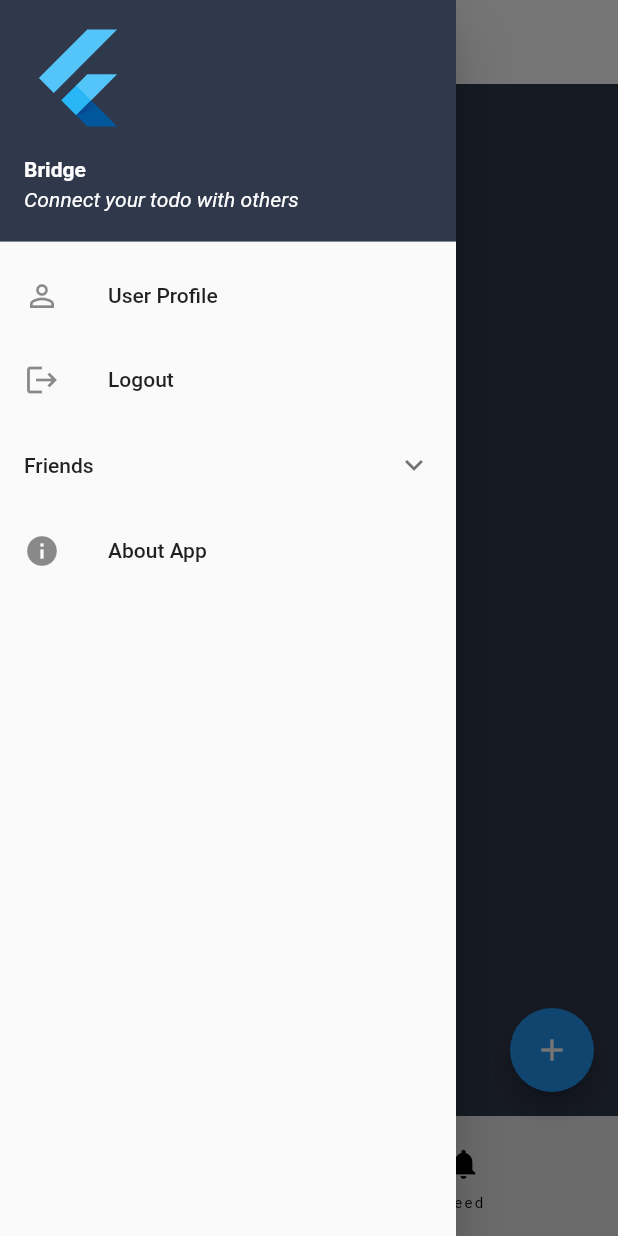
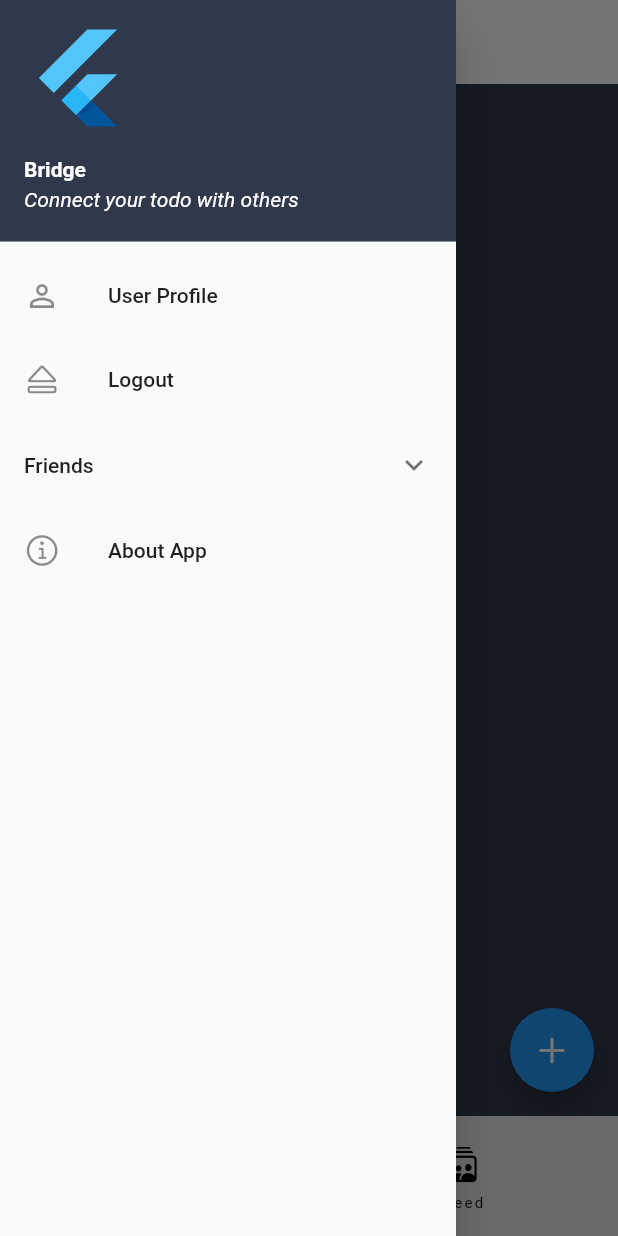
Before and after one commit to coleenagsao/flutter-shared-todo, a Flutter app: the screen it shows once a user with an empty profile is signed in, with the side drawer open, on a phone screen of 412 x 824 dp. Run offline on Flutter 3.47's test engine with Material 2 defaults, Android fonts, the phone set to English and light mode, and no system bars; our stand-ins replace cloud_firestore, firebase_auth, firebase_core; accounts and stored records are empty; generated files the repository leaves out were written again; Roboto replaces fonts that are missing (Helvetica).

Commit message:
update toggle button when toggled, change icons to CupertinoIcons

```diff
--- a/lib/screens/todo_page.dart
+++ b/lib/screens/todo_page.dart
@@ -76,8 +76,9 @@ class _TodoPageState extends State<TodoPage> {
                                 color: Colors.white)),
                         Row(
                           children: [
-                            Icon(CupertinoIcons.person, color: Colors.grey),
-                            Text(todo.userId,
+                            Icon(CupertinoIcons.person_alt_circle,
+                                color: Colors.blue),
+                            Text(" ${todo.userId}",
                                 style: TextStyle(
                                     fontSize: 14,
                                     // fontWeight: FontWeight.bold,
@@ -130,7 +131,7 @@ class _TodoPageState extends State<TodoPage> {
                           );
                         },
                         icon: Icon(
-                          CupertinoIcons.pencil,
+                          CupertinoIcons.pencil_circle,
                           color: Colors.blue,
                         ),
                       ),
@@ -153,7 +154,7 @@ class _TodoPageState extends State<TodoPage> {
                                     'You can only delete your own tasks.')));
                           }
                         },
-                        icon: Icon(CupertinoIcons.delete_solid,
+                        icon: Icon(CupertinoIcons.delete_left,
                             color: Colors.blue),
                       )
                     ],
@@ -195,7 +196,6 @@ class _TodoPageState extends State<TodoPage> {
                 Provider.of<AuthProvider>(context, listen: false)
                     .userId
                     .toString();
-
             if (user.userId == currentUserId) {
               return StreamBuilder(
                 stream:
@@ -242,9 +242,9 @@ class _TodoPageState extends State<TodoPage> {
                                           color: Colors.white)),
                                   Row(
                                     children: [
-                                      Icon(CupertinoIcons.person,
-                                          color: Colors.grey),
-                                      Text(todo.userId,
+                                      Icon(CupertinoIcons.person_alt_circle,
+                                          color: Colors.blue),
+                                      Text(" ${todo.userId}",
                                           style: TextStyle(
                                               fontSize: 14,
                                               // fontWeight: FontWeight.bold,
@@ -278,7 +278,7 @@ class _TodoPageState extends State<TodoPage> {
                                     );
                                   },
                                   icon: Icon(
-                                    CupertinoIcons.pencil,
+                                    CupertinoIcons.pencil_circle,
                                     color: Colors.blue,
                                   ),
                                 ),
@@ -331,7 +331,7 @@ class _TodoPageState extends State<TodoPage> {
               Navigator.pushNamed(context, '/profile');
             }),
         ListTile(
-          leading: Icon(Icons.logout),
+          leading: Icon(CupertinoIcons.eject),
           title: const Text('Logout'),
           onTap: () {
             context.read<AuthProvider>().signOut();
@@ -342,26 +342,26 @@ class _TodoPageState extends State<TodoPage> {
           title: Text("Friends"),
           children: <Widget>[
             ListTile(
-                leading: Icon(Icons.search_outlined),
+                leading: Icon(CupertinoIcons.search),
                 title: const Text('Search'),
                 onTap: () {
                   Navigator.pushNamed(context, '/search');
                 }),
             ListTile(
-                leading: Icon(Icons.people_outline),
+                leading: Icon(CupertinoIcons.person_3),
                 title: const Text('Friends'),
                 onTap: () {
                   Navigator.pushNamed(context, '/friends');
                 }),
             ListTile(
-                leading: Icon(Icons.inbox_outlined),
+                leading: Icon(CupertinoIcons.flag),
                 title: const Text('Friend requests'),
                 onTap: () {
                   Navigator.pop(context);
                   Navigator.pushNamed(context, '/friendreqs');
                 }),
             ListTile(
-                leading: Icon(Icons.outbox_outlined),
+                leading: Icon(CupertinoIcons.link),
                 title: const Text('People you may know'),
                 onTap: () {
                   Navigator.pop(context);
@@ -371,11 +371,11 @@ class _TodoPageState extends State<TodoPage> {
         ),
         const AboutListTile(
           icon: Icon(
-            Icons.info,
+            CupertinoIcons.info_circle,
           ),
           child: Text('About App'),
           applicationIcon: Icon(
-            Icons.local_play,
+            CupertinoIcons.info_circle,
           ),
           applicationName: 'Bridge',
           applicationVersion: '1.0.0',
@@ -399,11 +399,11 @@ class _TodoPageState extends State<TodoPage> {
         selectedIndex: currentPageIndex,
         destinations: const <Widget>[
           NavigationDestination(
-            icon: Icon(Icons.home),
+            icon: Icon(CupertinoIcons.home),
             label: 'Home',
           ),
           NavigationDestination(
-            icon: Icon(Icons.notifications),
+            icon: Icon(CupertinoIcons.person_2_square_stack),
             label: 'Feed',
           ),
         ],
@@ -429,7 +429,7 @@ class _TodoPageState extends State<TodoPage> {
                   ),
                 );
               },
-              child: const Icon(Icons.add_outlined),
+              child: const Icon(CupertinoIcons.add),
             )
           : null,
     );
```
